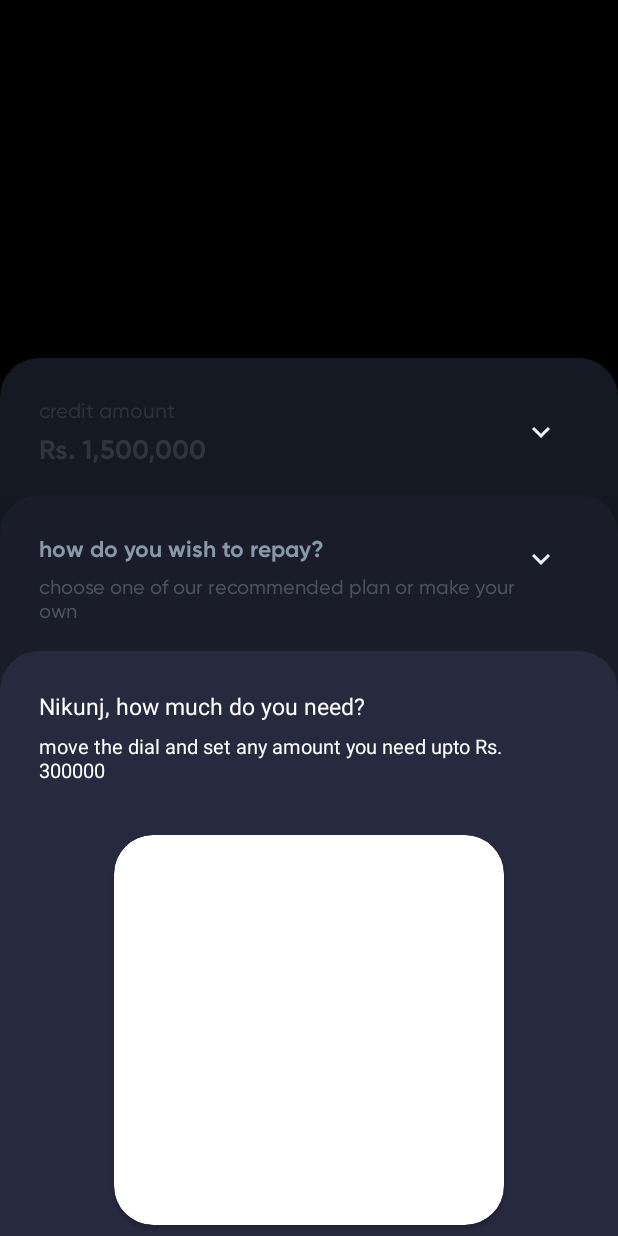
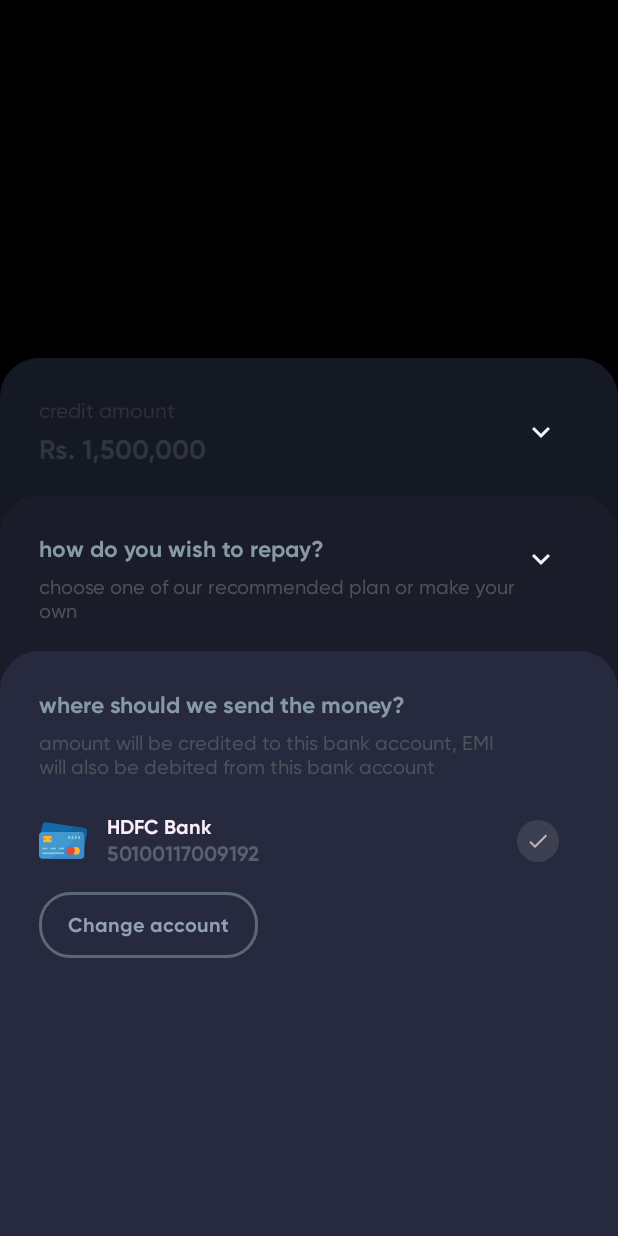
Before and after one commit to Tanvi-Goyal/StackApp, an Android app: the screen it shows after launch (MainActivity), after a tap on "Select your bank acount", on a phone screen of 412 x 824 dp. Run offline under Robolectric (Android 15) with nearby library versions, the phone set to English and light mode, and no system bars; our stand-ins replace data binding, sdp/ssp sizes; plain views replace CircularSeekBar; 2 other taps on this screen came first.

Commit message:
layout for 3rd fragment completed

```diff
--- /dev/null
+++ b/app/src/main/res/drawable-v24/bg_check.xml
@@ -0,0 +1,10 @@
+<?xml version="1.0" encoding="UTF-8"?>
+<shape xmlns:android="http://schemas.android.com/apk/res/android"
+    android:shape="oval">
+    <solid android:color="#3d4050"/>
+        <padding
+            android:bottom="@dimen/_5sdp"
+            android:left="@dimen/_5sdp"
+            android:right="@dimen/_5sdp"
+            android:top="@dimen/_5sdp" />
+</shape>
--- /dev/null
+++ b/app/src/main/res/drawable/ic_bank.xml
@@ -0,0 +1,57 @@
+<vector xmlns:android="http://schemas.android.com/apk/res/android"
+    android:width="32dp"
+    android:height="30dp"
+    android:viewportWidth="512.001"
+    android:viewportHeight="512.001">
+  <path
+      android:pathData="M481.53,347.033l30.015,-191.649c3.121,-19.448 -10.112,-37.747 -29.561,-40.877l0,0L76.973,49.501C57.525,46.38 39.227,59.613 36.106,79.061l-14.392,89.627v177.23L481.53,347.033z"
+      android:fillColor="#146AA8"/>
+  <path
+      android:pathData="M481.985,114.507L366.953,96.049C289.694,214.264 164.799,296.142 69.019,346.034l412.511,0.999l30.015,-191.649C514.666,135.935 501.433,117.637 481.985,114.507L481.985,114.507z"
+      android:fillColor="#126099"/>
+  <path
+      android:pathData="M35.669,159.771h410.192c19.698,0 35.669,15.971 35.669,35.669v231.848c0,19.698 -15.971,35.669 -35.669,35.669H35.669C15.971,462.956 0,446.986 0,427.288V195.44C0,175.742 15.971,159.771 35.669,159.771z"
+      android:fillColor="#4398D1"/>
+  <path
+      android:pathData="M445.861,159.771h-7.134c-84.179,149.444 -241.469,251.956 -337.49,303.185h344.624c19.698,0 35.669,-15.971 35.669,-35.669V195.44C481.53,175.742 465.559,159.771 445.861,159.771z"
+      android:fillColor="#3E8CC7"/>
+  <path
+      android:pathData="M44.586,204.357h89.172v71.338h-89.172z"
+      android:fillColor="#FDB62F"/>
+  <path
+      android:pathData="M44.586,231.109h26.752v17.834h-26.752z"
+      android:fillColor="#FD7B2F"/>
+  <path
+      android:pathData="M107.007,231.109h26.752v17.834h-26.752z"
+      android:fillColor="#FD7B2F"/>
+  <path
+      android:pathData="M392.358,373.784m-44.586,0a44.586,44.586 0,1 1,89.172 0a44.586,44.586 0,1 1,-89.172 0"
+      android:fillColor="#FDB62F"/>
+  <path
+      android:pathData="M338.854,373.784m-44.586,0a44.586,44.586 0,1 1,89.172 0a44.586,44.586 0,1 1,-89.172 0"
+      android:fillColor="#DE4C3C"/>
+  <path
+      android:pathData="M35.669,338.115h53.503v17.834h-53.503z"
+      android:fillColor="#87CED9"/>
+  <path
+      android:pathData="M124.841,338.115h53.503v17.834h-53.503z"
+      android:fillColor="#87CED9"/>
+  <path
+      android:pathData="M214.013,338.115h53.503v17.834h-53.503z"
+      android:fillColor="#87CED9"/>
+  <path
+      android:pathData="M35.669,391.619h231.848v17.834h-231.848z"
+      android:fillColor="#87CED9"/>
+  <path
+      android:pathData="M312.103,204.357h17.834v35.669h-17.834z"
+      android:fillColor="#87CED9"/>
+  <path
+      android:pathData="M347.772,204.357h17.834v35.669h-17.834z"
+      android:fillColor="#87CED9"/>
+  <path
+      android:pathData="M383.44,204.357h17.834v35.669h-17.834z"
+      android:fillColor="#87CED9"/>
+  <path
+      android:pathData="M419.109,204.357h17.834v35.669h-17.834z"
+      android:fillColor="#87CED9"/>
+</vector>
--- /dev/null
+++ b/app/src/main/res/drawable/ic_check.xml
@@ -0,0 +1,5 @@
+<vector android:height="16dp" android:tint="#c9b4bb"
+    android:viewportHeight="24" android:viewportWidth="24"
+    android:width="16dp" xmlns:android="http://schemas.android.com/apk/res/android">
+    <path android:fillColor="#c9b4bb" android:pathData="M9,16.17L4.83,12l-1.42,1.41L9,19 21,7l-1.41,-1.41z"/>
+</vector>
--- a/app/src/main/res/layout/fragment_second.xml
+++ b/app/src/main/res/layout/fragment_second.xml
@@ -61,7 +61,7 @@
                 tools:listitem="@layout/item_repay_plan" />
 
             <TextView
-                android:id="@+id/btnResume"
+                android:id="@+id/createPlan"
                 android:layout_width="wrap_content"
                 android:layout_height="wrap_content"
                 android:layout_marginTop="@dimen/_15sdp"
@@ -109,7 +109,7 @@
                 android:layout_margin="@dimen/_20sdp"
                 android:fontFamily="@font/gilroy_bold"
                 android:text="Proceed to EMI selection"
-                android:textColor="@color/white"
+                android:textColor="#c6b7e5"
                 android:textSize="@dimen/_12ssp"
                 app:layout_constraintBottom_toBottomOf="parent"
                 app:layout_constraintEnd_toEndOf="parent"
--- a/app/src/main/res/layout/fragment_third.xml
+++ b/app/src/main/res/layout/fragment_third.xml
@@ -15,18 +15,18 @@
             android:visibility="gone"
             app:layout_constraintBottom_toBottomOf="parent"
             app:layout_constraintEnd_toEndOf="parent"
-            app:layout_constraintStart_toStartOf="parent"
-            app:layout_constraintTop_toTopOf="parent"
-            app:layout_constraintVertical_bias="0.0">
+            app:layout_constraintStart_toStartOf="parent">
 
             <TextView
                 android:id="@+id/txtTitle"
                 android:layout_width="wrap_content"
                 android:layout_height="wrap_content"
                 android:layout_margin="@dimen/_20sdp"
-                android:text="Nikunj, how much do you need? "
-                android:textColor="@color/white"
-                android:textSize="@dimen/_12sdp"
+                android:fontFamily="@font/gilroy_bold"
+                android:text="where should we send the money? "
+                android:textColor="#8798a6"
+                android:textSize="@dimen/_12ssp"
+                android:visibility="visible"
                 app:layout_constraintStart_toStartOf="parent"
                 app:layout_constraintTop_toTopOf="parent" />
 
@@ -35,26 +35,80 @@
                 android:layout_width="0dp"
                 android:layout_height="wrap_content"
                 android:layout_marginTop="@dimen/_5sdp"
-                android:layout_marginEnd="@dimen/_50sdp"
                 android:layout_marginRight="@dimen/_50sdp"
-                android:text="move the dial and set any amount you need upto Rs. 300000"
-                android:textColor="@color/white"
-                android:textSize="@dimen/_10sdp"
+                android:fontFamily="@font/gilroy_medium"
+                android:text="amount will be credited to this bank account, EMI will also be debited from this bank account"
+                android:textColor="#4a525a"
+                android:textSize="@dimen/_10ssp"
+                android:visibility="visible"
                 app:layout_constraintEnd_toEndOf="parent"
-                app:layout_constraintHorizontal_bias="0.0"
                 app:layout_constraintStart_toStartOf="@id/txtTitle"
                 app:layout_constraintTop_toBottomOf="@id/txtTitle" />
 
-            <androidx.cardview.widget.CardView
-                android:layout_width="@dimen/_200sdp"
-                android:layout_height="@dimen/_200sdp"
+            <ImageView
+                android:id="@+id/imgBank"
+                android:layout_width="wrap_content"
+                android:layout_height="wrap_content"
                 android:layout_marginTop="@dimen/_20sdp"
-                app:cardBackgroundColor="@color/white"
-                app:cardCornerRadius="@dimen/_20sdp"
-                app:layout_constraintBottom_toBottomOf="parent"
+                android:src="@drawable/ic_bank"
+                app:layout_constraintStart_toStartOf="@id/txtDescription"
+                app:layout_constraintTop_toBottomOf="@id/txtDescription" />
+
+            <LinearLayout
+                android:id="@+id/layoutBankDetails"
+                android:layout_width="wrap_content"
+                android:layout_height="wrap_content"
+                android:layout_marginLeft="@dimen/_10sdp"
+                android:orientation="vertical"
+                app:layout_constraintBottom_toBottomOf="@id/imgBank"
+                app:layout_constraintStart_toEndOf="@id/imgBank"
+                app:layout_constraintTop_toTopOf="@id/imgBank">
+
+                <TextView
+                    android:layout_width="wrap_content"
+                    android:layout_height="wrap_content"
+                    android:fontFamily="@font/gilroy_bold"
+                    android:text="HDFC Bank"
+                    android:textColor="#fbedf7"
+                    android:textSize="@dimen/_10ssp" />
+
+                <TextView
+                    android:layout_width="wrap_content"
+                    android:layout_height="wrap_content"
+                    android:fontFamily="@font/gilroy_bold"
+                    android:text="50100117009192"
+                    android:textColor="#5a5f6e"
+                    android:textSize="@dimen/_11ssp" />
+            </LinearLayout>
+
+            <ImageView
+                android:layout_width="wrap_content"
+                android:layout_height="wrap_content"
+                android:src="@drawable/ic_check"
+                android:background="@drawable/bg_check"
+                app:layout_constraintTop_toTopOf="@id/imgBank"
+                app:layout_constraintBottom_toBottomOf="@id/imgBank"
                 app:layout_constraintEnd_toEndOf="parent"
-                app:layout_constraintStart_toStartOf="parent"
-                app:layout_constraintTop_toBottomOf="@id/txtDescription" />
+                android:layout_marginRight="@dimen/_30sdp"/>
+
+            <TextView
+                android:id="@+id/changeAccount"
+                android:layout_width="wrap_content"
+                android:layout_height="wrap_content"
+                android:layout_marginTop="@dimen/_15sdp"
+                android:background="@drawable/bg_button"
+                android:fontFamily="@font/gilroy_bold"
+                android:paddingLeft="@dimen/_15sdp"
+                android:paddingTop="@dimen/_10sdp"
+                android:paddingRight="@dimen/_15sdp"
+                android:paddingBottom="@dimen/_10sdp"
+                android:text="Change account"
+                android:textAllCaps="false"
+                android:textColor="#93a0b2"
+                android:textSize="@dimen/_10ssp"
+                app:layout_constraintStart_toStartOf="@id/txtDescription"
+                app:layout_constraintTop_toBottomOf="@id/imgBank" />
+
         </androidx.constraintlayout.widget.ConstraintLayout>
 
         <androidx.constraintlayout.widget.ConstraintLayout
@@ -63,18 +117,19 @@
             android:layout_height="@dimen/_50sdp"
             android:background="@drawable/bg_bottom_collapsed"
             android:visibility="gone"
+            app:layout_constraintBottom_toBottomOf="parent"
             app:layout_constraintEnd_toEndOf="parent"
-            app:layout_constraintStart_toStartOf="parent"
-            app:layout_constraintTop_toTopOf="parent">
+            app:layout_constraintStart_toStartOf="parent">
 
             <TextView
                 android:id="@+id/txtCollapsedTitle"
                 android:layout_width="wrap_content"
                 android:layout_height="wrap_content"
                 android:layout_margin="@dimen/_20sdp"
+                android:fontFamily="@font/gilroy_bold"
                 android:text="Select your bank acount "
-                android:textColor="@color/white"
-                android:textSize="@dimen/_12sdp"
+                android:textColor="#c6b7e5"
+                android:textSize="@dimen/_12ssp"
                 app:layout_constraintBottom_toBottomOf="parent"
                 app:layout_constraintEnd_toEndOf="parent"
                 app:layout_constraintStart_toStartOf="parent"
```
